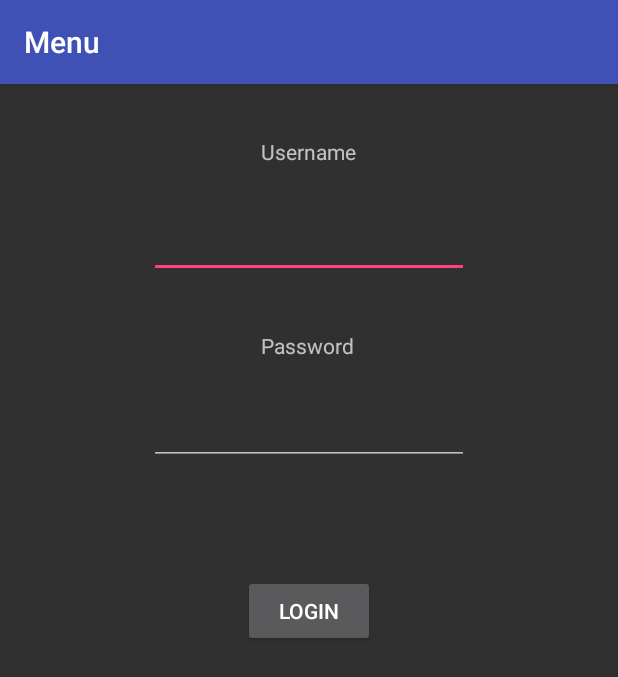
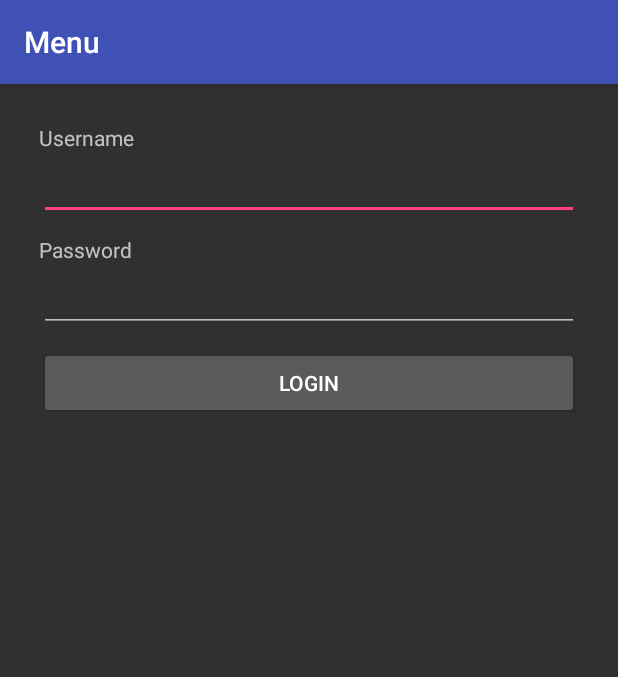
Before and after one commit to Team-NoName/MovieHub, an Android app: the screen it shows after launch (MainActivity), on a phone screen of 412 x 824 dp. Shown: the top 677 px of the screen. Run offline under Robolectric (Android 15) with nearby library versions, the phone set to English and light mode, and no system bars; libraries missing offline, so code that uses them is left out: com.orm; 12 statements that could not run were skipped.

Commit message:
add login register layouts without functionality

```diff
--- a/MovieHub/app/src/main/res/layout/content_main.xml
+++ b/MovieHub/app/src/main/res/layout/content_main.xml
@@ -13,55 +13,6 @@
     tools:context="info.noname.moviehub.MainActivity"
     tools:showIn="@layout/activity_main">
 
-    <EditText
-        android:gravity="center"
-        android:layout_width="wrap_content"
-        android:layout_height="wrap_content"
-        android:inputType="textPersonName"
-        android:ems="10"
-        android:layout_alignParentTop="true"
-        android:layout_centerHorizontal="true"
-        android:layout_marginTop="68dp"
-        android:id="@+id/username_edit_text" />
-
-    <EditText
-        android:gravity="center"
-        android:layout_width="wrap_content"
-        android:layout_height="wrap_content"
-        android:inputType="textPassword"
-        android:ems="10"
-        android:layout_below="@+id/username_edit_text"
-        android:layout_alignLeft="@+id/username_edit_text"
-        android:layout_alignStart="@+id/username_edit_text"
-        android:layout_marginTop="79dp"
-        android:id="@+id/password_edit_text" />
-
-    <Button
-        android:text="@string/login"
-        android:layout_width="wrap_content"
-        android:layout_height="wrap_content"
-        android:layout_below="@+id/password_edit_text"
-        android:layout_centerHorizontal="true"
-        android:layout_marginTop="73dp"
-        android:id="@+id/login_button" />
-
-    <TextView
-        android:text="@string/user_username"
-        android:layout_width="wrap_content"
-        android:layout_height="wrap_content"
-        android:layout_alignParentTop="true"
-        android:layout_centerHorizontal="true"
-        android:layout_marginTop="19dp"
-        android:id="@+id/username_text_view" />
-
-    <TextView
-        android:text="@string/user_password"
-        android:layout_width="wrap_content"
-        android:layout_height="wrap_content"
-        android:layout_below="@+id/username_edit_text"
-        android:layout_alignLeft="@+id/username_text_view"
-        android:layout_alignStart="@+id/username_text_view"
-        android:layout_marginTop="35dp"
-        android:id="@+id/password_text_view" />
+    <include layout="@layout/login_layout" />
 
 </RelativeLayout>
--- /dev/null
+++ b/MovieHub/app/src/main/res/layout/login_layout.xml
@@ -0,0 +1,42 @@
+<?xml version="1.0" encoding="utf-8"?>
+<LinearLayout xmlns:android="http://schemas.android.com/apk/res/android"
+    android:orientation="vertical"
+    android:layout_width="match_parent"
+    android:padding="10dp"
+    android:layout_height="match_parent">
+
+
+    <TextView
+        android:text="@string/user_username"
+        android:layout_width="match_parent"
+        android:layout_height="wrap_content"
+        android:id="@+id/username_view" />
+
+    <EditText
+        android:layout_width="match_parent"
+        android:layout_height="wrap_content"
+        android:inputType="textPersonName"
+        android:layout_marginBottom="10dp"
+        android:ems="10"
+        android:id="@+id/username_edit_text" />
+
+    <TextView
+        android:text="@string/user_password"
+        android:layout_width="match_parent"
+        android:layout_height="wrap_content"
+        android:id="@+id/password_view" />
+
+    <EditText
+        android:layout_width="match_parent"
+        android:layout_height="wrap_content"
+        android:inputType="textPassword"
+        android:layout_marginBottom="10dp"
+        android:ems="10"
+        android:id="@+id/password_edit_text" />
+
+    <Button
+        android:text="@string/login"
+        android:layout_width="match_parent"
+        android:layout_height="wrap_content"
+        android:id="@+id/login_button" />
+</LinearLayout>
--- a/MovieHub/app/src/main/res/values/strings.xml
+++ b/MovieHub/app/src/main/res/values/strings.xml
@@ -6,4 +6,6 @@
     <string name="user_password">Password</string>
     <string name="login">Login</string>
     <string name="menu">Menu</string>
+    <string name="user_email">Email</string>
+    <string name="register">Register</string>
 </resources>
```
Also changed, not shown: MovieHub/app/src/main/java/info/noname/moviehub/LoginManager.java (+41 -13 lines), MovieHub/app/src/main/java/info/noname/moviehub/RegisterManager.java (added, +40 -0 lines), MovieHub/app/src/main/res/layout/register_layout.xml (added, +56 -0 lines).
